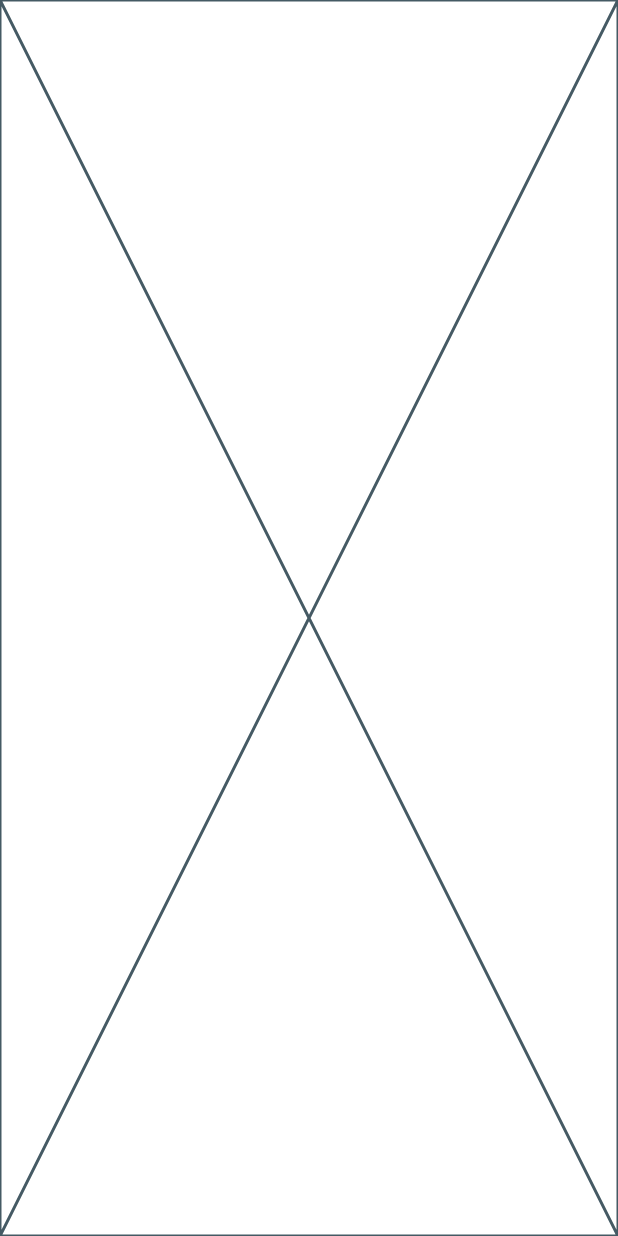
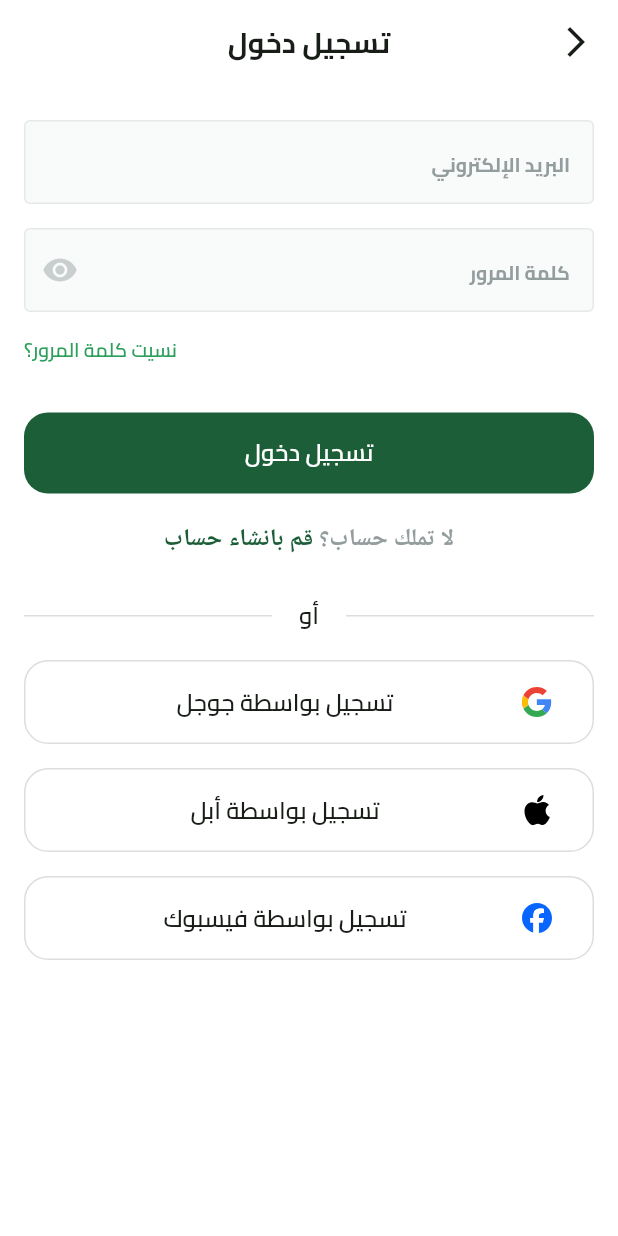
Before and after one commit to MahmoudElnagareee/fruits_hub_app, a Flutter app: the screen it shows after launch, after a tap on "تخط", on a phone screen of 412 x 824 dp. Run offline on Flutter 3.47's test engine with Material 3 defaults, Android fonts, the phone set to English and light mode, and no system bars; our stand-ins replace device_preview, dots_indicator, flutter_svg, shared_preferences.

Commit message:
login ui done

```diff
--- a/lib/core/utils/app_colors.dart
+++ b/lib/core/utils/app_colors.dart
@@ -2,5 +2,6 @@ import 'package:flutter/material.dart';
 
 abstract class AppColors {
   static const Color primaryColor = Color(0xff1B5E37);
+  static const Color primaryLightColor = Color(0xff2D9F5D);
   static const Color secondaryColor = Color(0xffF4A91F);
 }
--- /dev/null
+++ b/lib/core/widgets/custom_app_bar.dart
@@ -0,0 +1,16 @@
+  import 'package:flutter/material.dart';
+import 'package:fruits_hub_app/core/utils/app_text_styles.dart';
+
+AppBar buildAppBar({context, required String title}) {
+    return AppBar(
+      backgroundColor: Colors.white,
+      leading: GestureDetector(
+        onTap: () {
+          Navigator.pop(context);
+        },
+        child: Icon(Icons.arrow_back_ios_new),
+      ),
+      centerTitle: true,
+      title: Text(title, style: TextStyles.bold19),
+    );
+  }
--- a/lib/core/widgets/custom_button.dart
+++ b/lib/core/widgets/custom_button.dart
@@ -1,5 +1,6 @@
 import 'package:flutter/material.dart';
 import 'package:fruits_hub_app/core/utils/app_colors.dart';
+import 'package:fruits_hub_app/core/utils/app_text_styles.dart';
 
 class CustomButton extends StatelessWidget {
   const CustomButton({super.key, this.onPressed, required this.text});
@@ -19,7 +20,7 @@ class CustomButton extends StatelessWidget {
           ),
           backgroundColor: AppColors.primaryColor),
         onPressed: onPressed,
-        child: Text(text, style: const TextStyle(color: Colors.white)),
+        child: Text(text, style: TextStyles.semiBold16.copyWith(color: Colors.white),),
       ),
     );
   }
--- /dev/null
+++ b/lib/core/widgets/custom_text_form_field.dart
@@ -0,0 +1,38 @@
+import 'package:flutter/material.dart';
+import 'package:fruits_hub_app/core/utils/app_text_styles.dart';
+
+class CustomTextFormField extends StatelessWidget {
+  const CustomTextFormField({
+    super.key,
+    required this.hintText,
+    required this.textInputType, this.suffixIcon,
+  });
+
+  final String hintText;
+  final TextInputType textInputType;
+  final Widget ? suffixIcon;
+
+  @override
+  Widget build(BuildContext context) {
+    return TextFormField(
+      keyboardType: textInputType,
+      decoration: InputDecoration(
+        suffixIcon: suffixIcon,
+        hintText: hintText,
+        hintStyle: TextStyles.bold13.copyWith(color: Color(0xff949D9E)),
+        filled: true,
+        fillColor: Color(0xffF9FAFA),
+        border: buildBorder(),
+        enabledBorder: buildBorder(),
+        focusedBorder: buildBorder(),
+      ),
+    );
+  }
+
+  OutlineInputBorder buildBorder() {
+    return OutlineInputBorder(
+      borderRadius: BorderRadius.circular(4),
+      borderSide: BorderSide(color: Color(0xffE6E9E9), width: 1),
+    );
+  }
+}
--- a/lib/features/auth/presentation/views/login_view.dart
+++ b/lib/features/auth/presentation/views/login_view.dart
@@ -1,4 +1,6 @@
 import 'package:flutter/material.dart';
+import 'package:fruits_hub_app/core/widgets/custom_app_bar.dart';
+import 'package:fruits_hub_app/features/auth/presentation/views/widgets/login_view_body.dart';
 
 class LoginView extends StatelessWidget {
   const LoginView({super.key});
@@ -7,6 +9,9 @@ class LoginView extends StatelessWidget {
 
   @override
   Widget build(BuildContext context) {
-    return const Placeholder();
+    return Scaffold(
+      appBar: buildAppBar(title: 'تسجيل دخول'),
+      body: LoginViewBody(),
+    );
   }
 }
--- /dev/null
+++ b/lib/features/auth/presentation/views/widgets/dont_have_an_account_widget.dart
@@ -0,0 +1,35 @@
+import 'package:flutter/material.dart';
+import 'package:fruits_hub_app/core/utils/app_colors.dart';
+import 'package:fruits_hub_app/core/utils/app_text_styles.dart';
+
+class dontHaveAnAccountWidget extends StatelessWidget {
+  const dontHaveAnAccountWidget({
+    super.key,
+  });
+
+  @override
+  Widget build(BuildContext context) {
+    return Text.rich(
+      TextSpan(
+        children: [
+          TextSpan(
+            text: 'لا تملك حساب؟',
+            style: TextStyles.semiBold16.copyWith(
+              color: Color(0xff949D9E),
+            ),
+          ),
+
+          TextSpan(text: ' ', style: TextStyles.semiBold16),
+
+          TextSpan(
+            text: 'قم بانشاء حساب',
+            style: TextStyles.semiBold16.copyWith(
+              color: AppColors.primaryColor,
+            ),
+          ),
+        ],
+      ),
+      textAlign: TextAlign.center,
+    );
+  }
+}
--- /dev/null
+++ b/lib/features/auth/presentation/views/widgets/login_view_body.dart
@@ -0,0 +1,74 @@
+import 'package:flutter/material.dart';
+import 'package:fruits_hub_app/constants.dart';
+import 'package:fruits_hub_app/core/utils/app_colors.dart';
+import 'package:fruits_hub_app/core/utils/app_images.dart';
+import 'package:fruits_hub_app/core/utils/app_text_styles.dart';
+import 'package:fruits_hub_app/core/widgets/custom_button.dart';
+import 'package:fruits_hub_app/core/widgets/custom_text_form_field.dart';
+import 'package:fruits_hub_app/features/auth/presentation/views/widgets/dont_have_an_account_widget.dart';
+import 'package:fruits_hub_app/features/auth/presentation/views/widgets/or_divider.dart';
+import 'package:fruits_hub_app/features/auth/presentation/views/widgets/social_button.dart';
+
+class LoginViewBody extends StatelessWidget {
+  const LoginViewBody({super.key});
+
+  @override
+  Widget build(BuildContext context) {
+    return Padding(
+      padding: const EdgeInsets.symmetric(horizontal: kHorizintalPadding),
+      child: SingleChildScrollView(
+        child: Column(
+          children: [
+            SizedBox(height: 24),
+            CustomTextFormField(
+              hintText: 'البريد الإلكتروني',
+              textInputType: TextInputType.emailAddress,
+            ),
+            SizedBox(height: 16),
+            CustomTextFormField(
+              suffixIcon: Icon(Icons.remove_red_eye, color: Color(0xffC9CECF)),
+              hintText: 'كلمة المرور',
+              textInputType: TextInputType.visiblePassword,
+            ),
+            SizedBox(height: 16),
+            Row(
+              mainAxisAlignment: MainAxisAlignment.end,
+              children: [
+                Text(
+                  'نسيت كلمة المرور؟',
+                  style: TextStyles.semiBold13.copyWith(
+                    color: AppColors.primaryLightColor,
+                  ),
+                ),
+              ],
+            ),
+            SizedBox(height: 32),
+            CustomButton(onPressed: () {}, text: 'تسجيل دخول'),
+            SizedBox(height: 18),
+            dontHaveAnAccountWidget(),
+            SizedBox(height: 28),
+            OrDivider(),
+            SizedBox(height: 18),
+            SocialButton(
+              label: 'تسجيل بواسطة جوجل',
+              assetName: Assets.imagesGoogleIcon,
+              onPressed: () {},
+            ),
+            SizedBox(height: 16),
+            SocialButton(
+              label: 'تسجيل بواسطة أبل',
+              assetName: Assets.imagesApplIcon,
+              onPressed: () {},
+            ),
+            SizedBox(height: 16),
+            SocialButton(
+              label: 'تسجيل بواسطة فيسبوك',
+              assetName: Assets.imagesFacebookIcon,
+              onPressed: () {},
+            ),
+          ],
+        ),
+      ),
+    );
+  }
+}
--- /dev/null
+++ b/lib/features/auth/presentation/views/widgets/or_divider.dart
@@ -0,0 +1,23 @@
+import 'package:flutter/material.dart';
+import 'package:fruits_hub_app/core/utils/app_text_styles.dart';
+
+class OrDivider extends StatelessWidget {
+  const OrDivider({super.key});
+
+  @override
+  Widget build(BuildContext context) {
+    return Row(
+      children: [
+        Expanded(
+          child: Divider(color: Color(0xffDCDEDE), ),
+        ),
+        SizedBox(width: 18),
+        Text('أو', style: TextStyles.semiBold16),
+        SizedBox(width: 18),
+        Expanded(
+          child: Divider(color: Color(0xffDCDEDE), ),
+        ),
+      ],
+    );
+  }
+}
--- /dev/null
+++ b/lib/features/auth/presentation/views/widgets/social_button.dart
@@ -0,0 +1,43 @@
+import 'package:flutter/material.dart';
+import 'package:flutter_svg/flutter_svg.dart';
+import 'package:fruits_hub_app/core/utils/app_text_styles.dart';
+
+class SocialButton extends StatelessWidget {
+  const SocialButton({
+    super.key,
+    required this.assetName,
+    required this.label,
+    this.onPressed,
+  });
+
+  final String assetName;
+  final String label;
+  final VoidCallback? onPressed;
+
+  @override
+  Widget build(BuildContext context) {
+    return SizedBox(
+      width: double.infinity,
+      height: 56,
+      child: TextButton(
+      style: TextButton.styleFrom(
+        shape: RoundedRectangleBorder(
+          side: BorderSide(
+            color: Color(0xffDCDEDE),
+            width: 1,
+          ),
+          borderRadius: BorderRadius.circular(16),
+        ),
+      ),
+        onPressed: onPressed,
+        child: ListTile(
+          visualDensity: VisualDensity(
+            vertical: VisualDensity.minimumDensity,
+          ),
+          leading: SvgPicture.asset(assetName),
+          title: Text(label, style: TextStyles.semiBold16,textAlign: TextAlign.center,),
+        ),
+      ),
+    );
+  }
+}
--- a/lib/main.dart
+++ b/lib/main.dart
@@ -5,6 +5,7 @@ import 'package:device_preview/device_preview.dart';
 import 'package:flutter_localizations/flutter_localizations.dart';
 import 'package:fruits_hub_app/core/helper_function/on_generate_routes.dart';
 import 'package:fruits_hub_app/core/services/shared_preferences_singltone.dart';
+import 'package:fruits_hub_app/core/utils/app_colors.dart';
 import 'package:fruits_hub_app/features/splash/presentation/views/splash_view.dart';
 import 'package:fruits_hub_app/generated/l10n.dart';
 
@@ -22,7 +23,10 @@ class FruitHub extends StatelessWidget {
   @override
   Widget build(BuildContext context) {
     return MaterialApp(
-      theme: ThemeData(fontFamily: 'Cairo'),
+      theme: ThemeData(
+        scaffoldBackgroundColor: Colors.white,
+        colorScheme: ColorScheme.fromSeed(seedColor: AppColors.primaryColor),
+        fontFamily: 'Cairo'),
       localizationsDelegates: [
         S.delegate,
         GlobalMaterialLocalizations.delegate,
```
